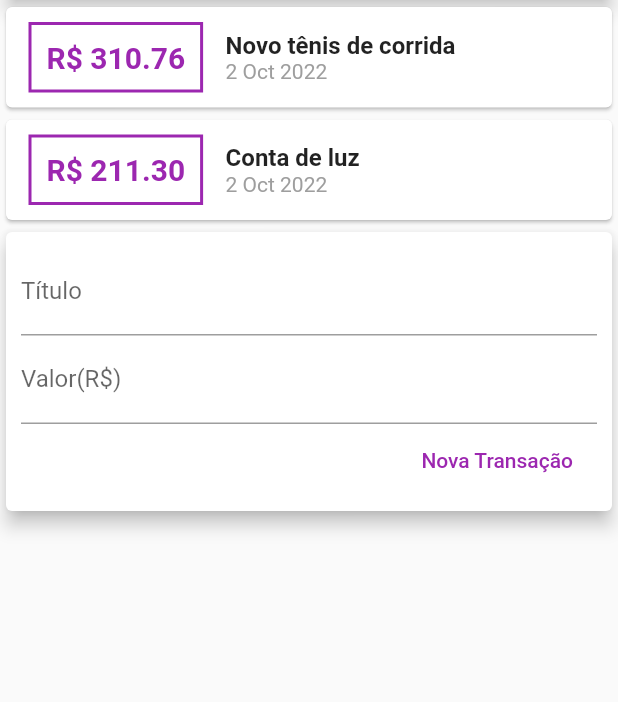
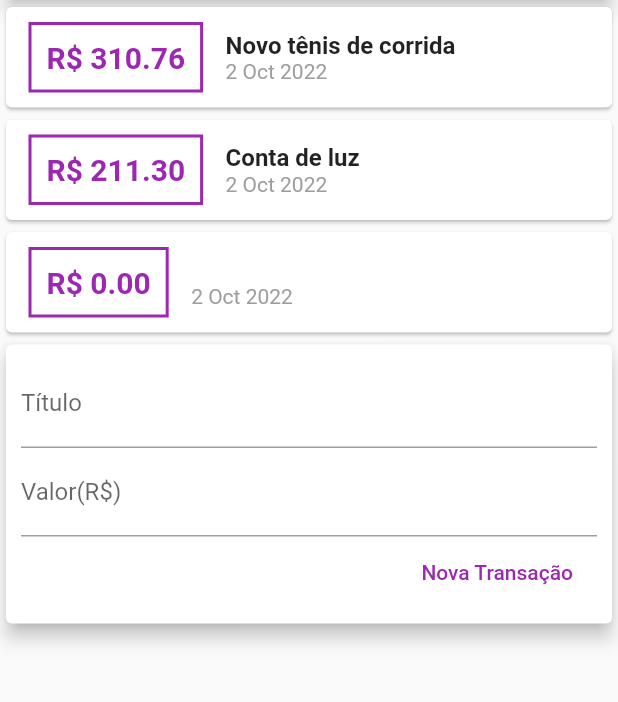
Before and after one commit to FelipeCourtois/despesas_app, a Flutter app: the screen it shows after launch, after a tap on "Nova Transação", on a phone screen of 412 x 824 dp, the part 119-821 px from its top. Run offline on Flutter 3.47's test engine with Material 2 defaults, Android fonts, the phone set to English and light mode, and no system bars.

Commit message:
adicionando transação

```diff
--- a/lib/components/transaction_form.dart
+++ b/lib/components/transaction_form.dart
@@ -1,10 +1,12 @@
 import 'package:flutter/material.dart';
-import 'package:flutter/src/widgets/container.dart';
-import 'package:flutter/src/widgets/framework.dart';
 
 class TransactionForm extends StatelessWidget {
   final titleController = TextEditingController();
   final valueController = TextEditingController();
+
+   final void Function(String, double) onSubmit;
+
+  TransactionForm(this.onSubmit);
 
   @override
   Widget build(BuildContext context) {
@@ -27,8 +29,9 @@ class TransactionForm extends StatelessWidget {
               children: [
                 ElevatedButton(
                   onPressed: () {
-                    print(titleController.text);
-                    print(valueController.text);
+                    final title = titleController.text;
+                    final value = double.tryParse(valueController.text) ?? 0.0;
+                    onSubmit(title, value);
                   },
                   child: Text('Nova Transação'),
                   style: ElevatedButton.styleFrom(
--- a/lib/components/transaction_list.dart
+++ b/lib/components/transaction_list.dart
@@ -1,6 +1,4 @@
 import 'package:flutter/material.dart';
-import 'package:flutter/src/widgets/container.dart';
-import 'package:flutter/src/widgets/framework.dart';
 import 'package:intl/intl.dart';
 import '../models/transaction.dart';
 
--- a/lib/components/transaction_user.dart
+++ b/lib/components/transaction_user.dart
@@ -1,3 +1,5 @@
+import 'dart:math';
+
 import 'package:app_despesas/components/transaction_form.dart';
 import 'package:flutter/cupertino.dart';
 import 'package:flutter/src/widgets/container.dart';
@@ -6,7 +8,8 @@ import '../models/transaction.dart';
 import './transaction_list.dart';
 import './transaction_list.dart';
 
-class TransactionUser extends StatefulWidget {//é do tipo stetefull pois o conteudo da lista vai sendo alterada
+class TransactionUser extends StatefulWidget {
+  //é do tipo stetefull pois o conteudo da lista vai sendo alterada
   const TransactionUser({super.key});
 
   @override
@@ -14,7 +17,6 @@ class TransactionUser extends StatefulWidget {//é do tipo stetefull pois o cont
 }
 
 class _TransactionUserState extends State<TransactionUser> {
-
   final _transactions = [
     Transaction(
       id: 't1',
@@ -29,12 +31,25 @@ class _TransactionUserState extends State<TransactionUser> {
       date: DateTime.now(),
     )
   ];
+
+  _addTransaction(String title, double value) {
+    final newTransaction = Transaction(
+      id: Random().nextDouble().toString(), //forma de gerar um valor aleatório
+      title: title,
+      value: value,
+      date: DateTime.now(),
+    );
+    setState(() {
+      _transactions.add(newTransaction);
+    });
+  }
+
   @override
   Widget build(BuildContext context) {
     return Column(
       children: [
         TransactionList(_transactions),
-        TransactionForm(),
+        TransactionForm(_addTransaction),
       ],
     );
   }
```
